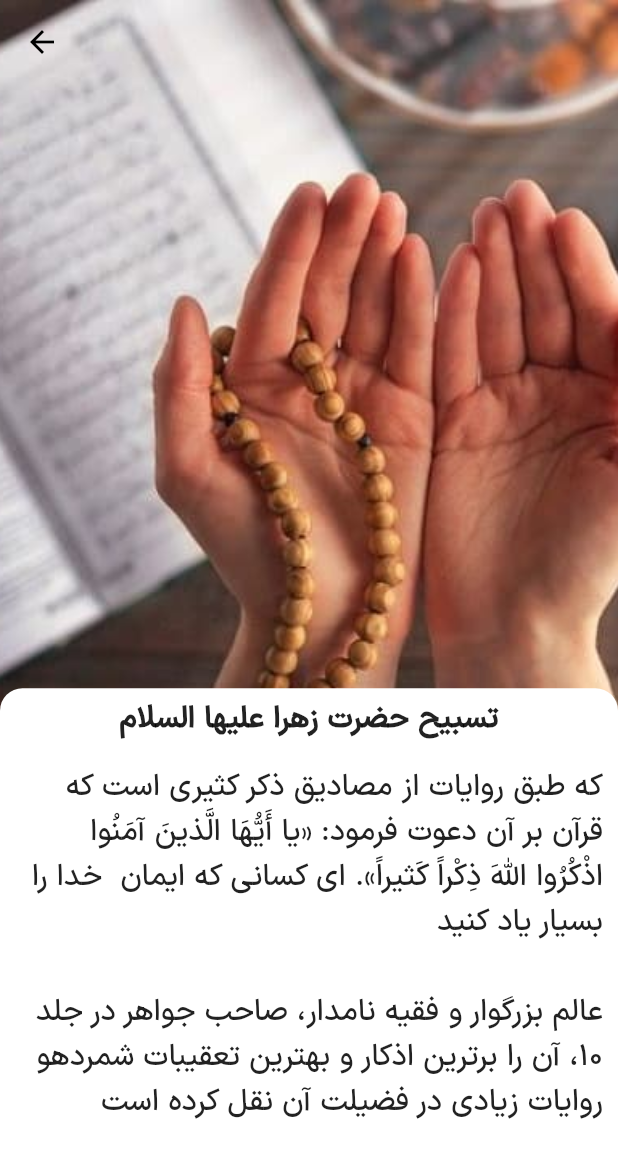
After one commit to YazdanMne/Imam_Zaman, a Flutter app: the AdabScreen screen opened directly, after a tap on "تسبیح حضرت زهرا", on a phone screen of 412 x 824 dp. The commit adds this screen. Shown: the top 1158 px of the screen. Run offline on Flutter 3.47's test engine with Material 2 defaults, Android fonts, the phone set to English and light mode, and no system bars; our stand-ins replace lottie.

Commit message:
complet app

```diff
--- a/lib/screen/adab_screen.dart
+++ b/lib/screen/adab_screen.dart
@@ -1,3 +1,7 @@
+import 'package:emam_zaman/screen/doa.dart';
+import 'package:emam_zaman/screen/namaz_screen.dart';
+import 'package:emam_zaman/screen/salavat.dart';
+import 'package:emam_zaman/screen/tasbih.dart';
 import 'package:flutter/material.dart';
 
 class AdabScreen extends StatelessWidget {
@@ -42,6 +46,12 @@ class AdabScreen extends StatelessWidget {
                     Padding(
                       padding: const EdgeInsets.only(right: 15, bottom: 15),
                       child: InkWell(
+                        onTap: () => Navigator.push(
+                          context,
+                          MaterialPageRoute(
+                            builder: (_) => const NamazScreen(),
+                          ),
+                        ),
                         child: Container(
                           width: size.width / 2.5,
                           height: size.height / 3.8,
@@ -96,6 +106,12 @@ class AdabScreen extends StatelessWidget {
                     Padding(
                       padding: const EdgeInsets.only(bottom: 15),
                       child: InkWell(
+                        onTap: () => Navigator.push(
+                          context,
+                          MaterialPageRoute(
+                            builder: (_) => const DoaScreen(),
+                          ),
+                        ),
                         child: Container(
                           width: size.width / 2.5,
                           height: size.height / 3.8,
@@ -161,6 +177,12 @@ class AdabScreen extends StatelessWidget {
                     Padding(
                       padding: const EdgeInsets.only(right: 15),
                       child: InkWell(
+                        onTap: () => Navigator.push(
+                          context,
+                          MaterialPageRoute(
+                            builder: (_) => const TasbihScreen(),
+                          ),
+                        ),
                         child: Container(
                           width: size.width / 2.5,
                           height: size.height / 3.8,
@@ -216,7 +238,14 @@ class AdabScreen extends StatelessWidget {
                         ),
                       ),
                     ),
-                    Container(
+                    InkWell(
+                      onTap: () => Navigator.push(
+                        context,
+                        MaterialPageRoute(
+                          builder: (_) => const SalavatScreen(),
+                        ),
+                      ),
+                      child: Container(
                         width: size.width / 2.5,
                         height: size.height / 3.8,
                         decoration: const BoxDecoration(
@@ -267,6 +296,7 @@ class AdabScreen extends StatelessWidget {
                               textAlign: TextAlign.center,
                             ),
                           ],
+                        ),
                       ),
                     ),
                   ],
--- /dev/null
+++ b/lib/screen/tasbih.dart
@@ -0,0 +1,71 @@
+import 'package:flutter/material.dart';
+
+class TasbihScreen extends StatelessWidget {
+  const TasbihScreen({super.key});
+
+  @override
+  Widget build(BuildContext context) {
+    Size size = MediaQuery.of(context).size;
+    return Scaffold(
+      backgroundColor: Colors.white,
+      body: CustomScrollView(
+        slivers: [
+          SliverAppBar(
+            pinned: true,
+            bottom: PreferredSize(
+              preferredSize: const Size.fromHeight(20),
+              child: Container(
+                width: double.infinity,
+                height: size.height / 20.0,
+                decoration: const BoxDecoration(
+                  color: Colors.white,
+                  borderRadius: BorderRadius.only(
+                    topLeft: Radius.circular(15),
+                    topRight: Radius.circular(15),
+                  ),
+                ),
+                child: const Center(
+                  child: Text(
+                    'تسبیح حضرت زهرا علیها السلام',
+                    style: TextStyle(
+                      fontFamily: 'isx',
+                      fontSize: 20,
+                      fontWeight: FontWeight.bold,
+                    ),
+                  ),
+                ),
+              ),
+            ),
+            backgroundColor: Colors.white,
+            iconTheme: const IconThemeData(color: Colors.black),
+            expandedHeight: 500,
+            flexibleSpace: FlexibleSpaceBar(
+              background: Image.asset(
+                'assets/images/rosary.jpg',
+                width: double.maxFinite,
+                fit: BoxFit.cover,
+              ),
+            ),
+          ),
+          SliverToBoxAdapter(
+            child: Column(
+              children: const [
+                Padding(
+                  padding: EdgeInsets.all(10.0),
+                  child: Text(
+                    'که طبق روایات از مصادیق ذکر کثیری است که قرآن بر آن دعوت فرمود: «یا أَیُّهَا الَّذینَ آمَنُوا '
+                    'اذْکُرُوا اللَّهَ ذِکْراً کَثیراً». اى کسانى که ایمان  خدا را بسیار یاد کنید\n\n'
+                    'عالم بزرگوار و فقیه نامدار، صاحب جواهر در جلد ۱۰، آن را برترین اذکار و بهترین تعقیبات شمرده'
+                    'و روایات زیادی در فضیلت آن نقل کرده است',
+                    style: TextStyle(fontSize: 20, fontFamily: 'isx'),
+                    textAlign: TextAlign.right,
+                  ),
+                ),
+              ],
+            ),
+          ),
+        ],
+      ),
+    );
+  }
+}
```
Also changed, not shown: lib/screen/doa.dart (added, +68 -0 lines), lib/screen/namaz_screen.dart (added, +72 -0 lines), lib/screen/salavat.dart (added, +69 -0 lines). Lines whose indentation alone changed are shown as unchanged.
